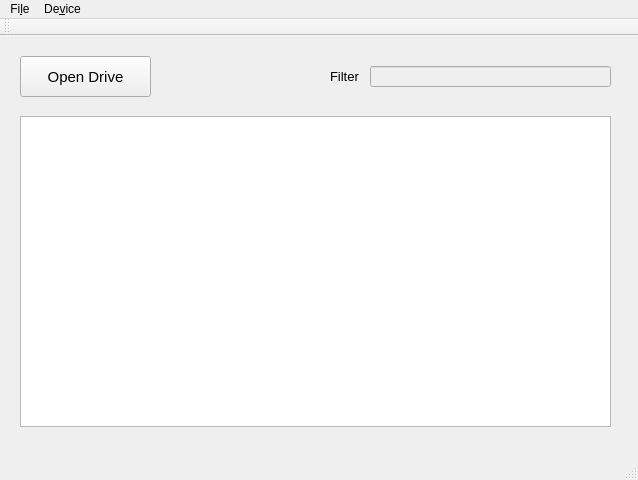
Above: src/rbmanager.ui from kueller/rbmanager before the change. Below: the same form after it.
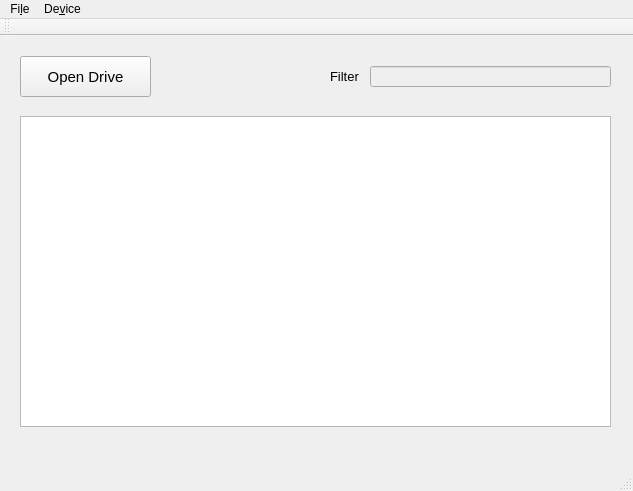
That is the form after the change.

Patch:
```diff
--- a/src/rbmanager.ui
+++ b/src/rbmanager.ui
@@ -6,8 +6,8 @@
    <rect>
     <x>0</x>
     <y>0</y>
-    <width>638</width>
-    <height>480</height>
+    <width>633</width>
+    <height>491</height>
    </rect>
   </property>
   <property name="windowTitle">
@@ -122,8 +122,8 @@
     <rect>
      <x>0</x>
      <y>0</y>
-     <width>638</width>
-     <height>26</height>
+     <width>633</width>
+     <height>23</height>
     </rect>
    </property>
    <widget class="QMenu" name="menuFile">
@@ -143,15 +143,15 @@
    <addaction name="menuFile"/>
    <addaction name="menuDevice"/>
   </widget>
+  <widget class="QStatusBar" name="statusBar"/>
   <widget class="QToolBar" name="mainToolBar">
    <attribute name="toolBarArea">
     <enum>TopToolBarArea</enum>
    </attribute>
    <attribute name="toolBarBreak">
-    <bool>false</bool>
+    <bool>true</bool>
    </attribute>
   </widget>
-  <widget class="QStatusBar" name="statusBar"/>
   <action name="actionOpen_File">
    <property name="text">
     <string>&amp;Import</string>
```
Left out of the diff: 6 changed lines with no effect on the pictures.
